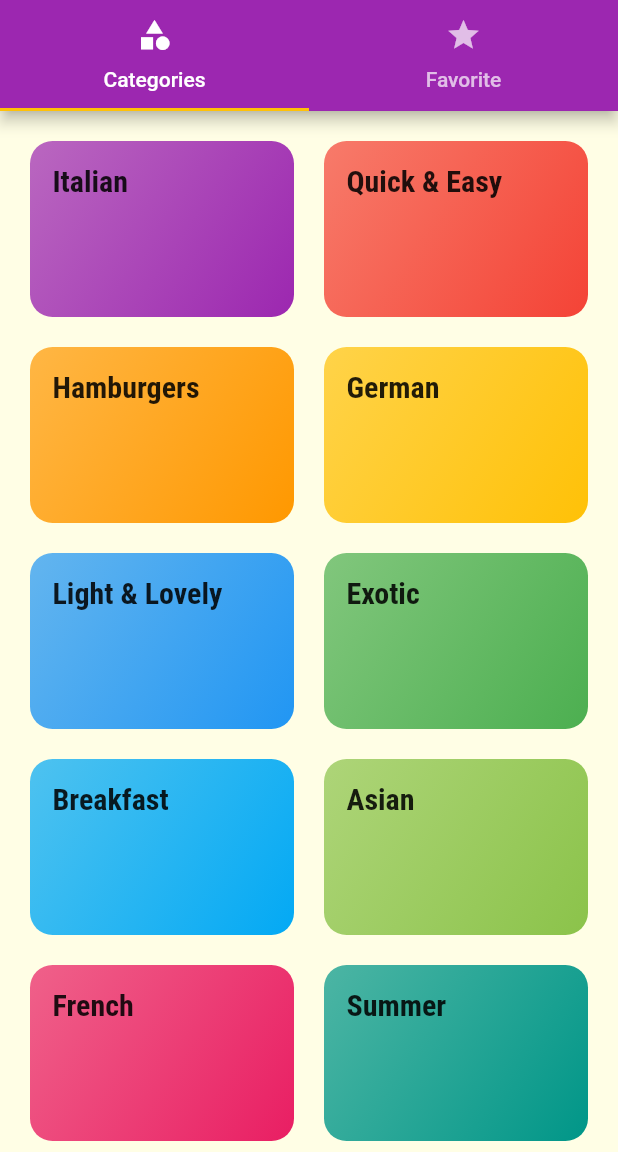
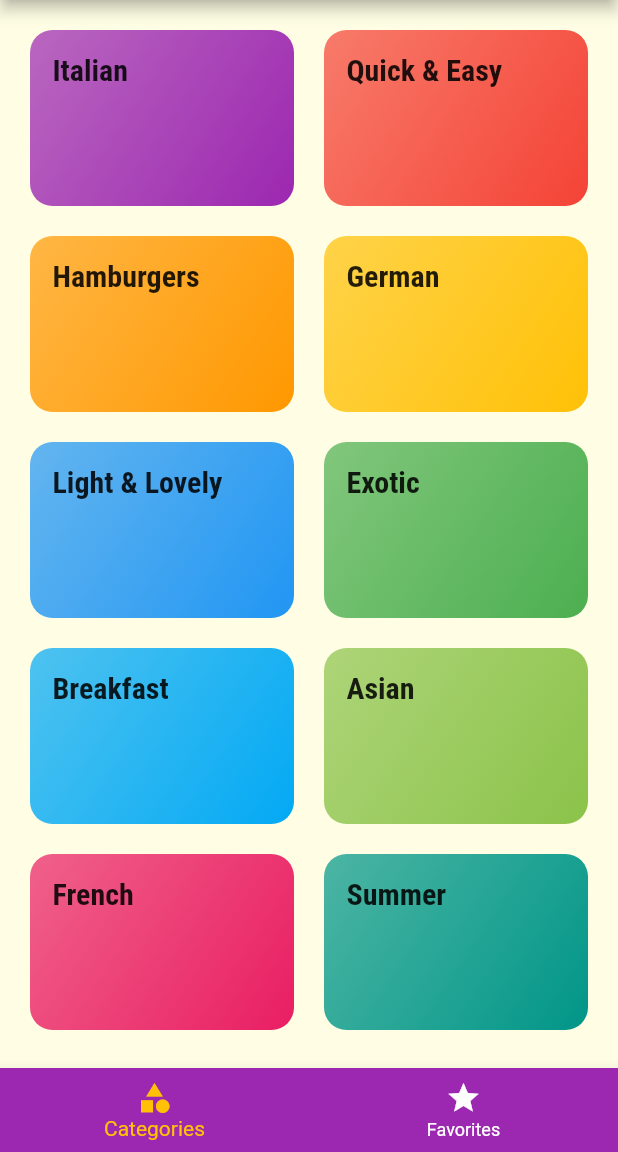
Before and after one commit to azubuikestanley/meal-fd, a Flutter app: the screen it shows after launch, on a phone screen of 412 x 824 dp, the part 84-1236 px from its top. Run offline on Flutter 3.47's test engine with Material 2 defaults, Android fonts, the phone set to English and light mode, and no system bars; Roboto replaces fonts that are missing (Railway).

Commit message:
added buttom tabs

```diff
--- a/lib/screens/tabs_screen.dart
+++ b/lib/screens/tabs_screen.dart
@@ -7,6 +7,55 @@ class TabsScreen extends StatefulWidget {
   @override
   _TabsScreenState createState() => _TabsScreenState();
 }
+
+class _TabsScreenState extends State<TabsScreen> {
+  final List<Widget> _pages = [
+    CategoriesScreen(),
+    FavoritesScreen(),
+  ];
+
+  int _selectedPageIndex = 0;
+
+  void _selectPage(int index) {
+    setState(() {
+      _selectedPageIndex = index;
+    });
+  }
+
+  @override
+  Widget build(BuildContext context) {
+    return Scaffold(
+      appBar: AppBar(
+        title: Text('Meals'),
+      ),
+      body: _pages[_selectedPageIndex],
+      bottomNavigationBar: BottomNavigationBar(
+        onTap: _selectPage,
+        backgroundColor: Theme.of(context).primaryColor,
+        unselectedItemColor: Colors.white,
+        selectedItemColor: Theme.of(context).accentColor,
+        currentIndex: _selectedPageIndex,
+        // selectedFontSize: 10,
+        // unselectedFontSize: 10,
+        // type: BottomNavigationBarType.shifting,
+        items: [
+          BottomNavigationBarItem(
+            // backgroundColor: Theme.of(context).primaryColor,
+            icon: Icon(Icons.category),
+            title: Text('Categories'),
+          ),
+          BottomNavigationBarItem(
+            // backgroundColor: Theme.of(context).primaryColor, //use this for 40
+            icon: Icon(Icons.star),
+            title: Text('Favorites'),
+          ),
+        ],
+      ),
+    );
+  }
+}
+
+/* Sample of tabs at the top of the screen. DefaultTabController
 
 class _TabsScreenState extends State<TabsScreen> {
   @override
@@ -44,3 +93,4 @@ class _TabsScreenState extends State<TabsScreen> {
     );
   }
 }
+    */
```
